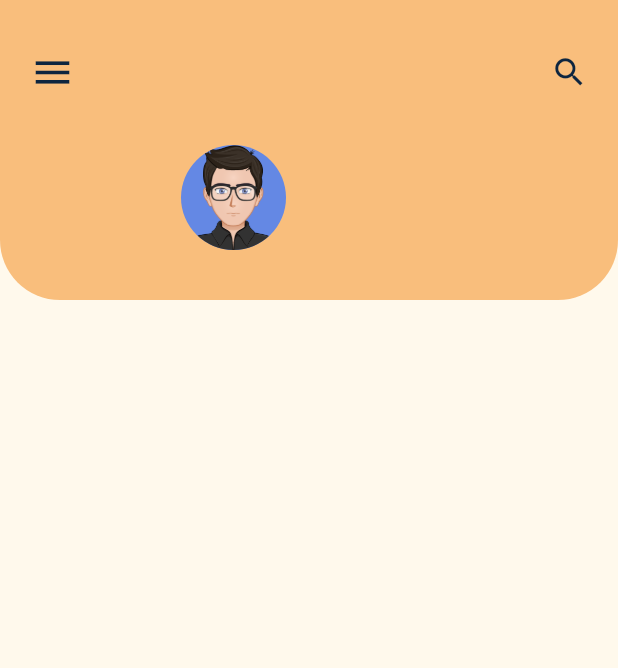
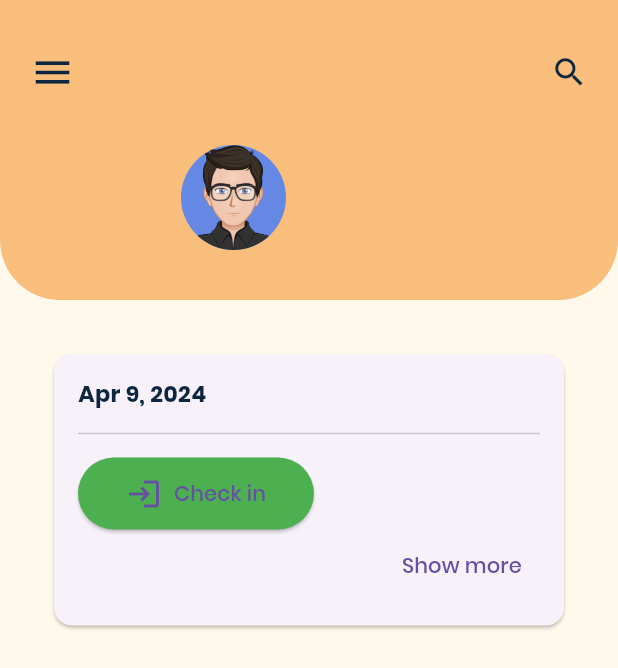
Before and after one commit to BehemothLtd/insight-app, a Flutter app: the HomePage screen opened by its route, on a phone screen of 412 x 824 dp. Shown: the top 668 px of the screen. Run offline on Flutter 3.47's test engine with Material 3 defaults, Android fonts, the phone set to English and light mode, and no system bars; our stand-ins replace flutter_dotenv, flutter_svg, get, gradient_borders; accounts and stored records are empty; network calls fail.

Commit message:
split widget home screen

```diff
--- a/lib/screens/home_page.dart
+++ b/lib/screens/home_page.dart
@@ -5,8 +5,10 @@ import 'package:get/get.dart';
 // Inner packages
 import 'package:insight_app/constanst.dart';
 import 'package:insight_app/controllers/auth_controller.dart';
+
 import 'package:insight_app/theme/colors/light_colors.dart';
-import 'package:insight_app/widgets/uis/top_container.dart';
+import 'package:insight_app/widgets/home/attendance_box.dart';
+import 'package:insight_app/widgets/home/top_container.dart';
 
 class HomePage extends StatelessWidget {
   const HomePage({super.key});
@@ -19,18 +21,6 @@ class HomePage extends StatelessWidget {
         fontSize: 20.0,
         fontWeight: FontWeight.w700,
         letterSpacing: 1.2,
-      ),
-    );
-  }
-
-  static CircleAvatar calendarIcon() {
-    return const CircleAvatar(
-      radius: 25.0,
-      backgroundColor: LightColors.kGreen,
-      child: Icon(
-        Icons.calendar_today,
-        size: 20.0,
-        color: Colors.white,
       ),
     );
   }
@@ -51,81 +41,11 @@ class HomePage extends StatelessWidget {
       body: SafeArea(
         child: Column(
           children: <Widget>[
-            TopContainer(
-              height: 200,
+            HomePageTopContainer(
               width: width,
-              child: Column(
-                mainAxisAlignment: MainAxisAlignment.spaceEvenly,
-                children: <Widget>[
-                  const Row(
-                    mainAxisAlignment: MainAxisAlignment.spaceBetween,
-                    children: <Widget>[
-                      Icon(Icons.menu,
-                          color: LightColors.kDarkBlue, size: 30.0),
-                      Icon(Icons.search,
-                          color: LightColors.kDarkBlue, size: 25.0),
-                    ],
-                  ),
-                  Padding(
-                    padding: const EdgeInsets.symmetric(
-                        horizontal: 0, vertical: 0.0),
-                    child: Row(
-                      crossAxisAlignment: CrossAxisAlignment.center,
-                      mainAxisAlignment: MainAxisAlignment.spaceEvenly,
-                      children: <Widget>[
-                        CircleAvatar(
-                          backgroundColor: LightColors.kBlue,
-                          radius: 35.0,
-                          child: ClipOval(
-                            child: FadeInImage.assetNetwork(
-                              placeholder:
-                                  'assets/images/placeholder-avatar.png', // Local asset placeholder
-                              image: currentUser?.avatarUrl ?? '',
-                              fit: BoxFit.cover,
-                              width: 70.0,
-                              height: 70.0,
-                              fadeInDuration: const Duration(milliseconds: 200),
-                              fadeOutDuration:
-                                  const Duration(milliseconds: 100),
-                              placeholderErrorBuilder:
-                                  (context, error, stackTrace) {
-                                return Image.asset('assets/images/avatar.png');
-                              },
-                              imageErrorBuilder: (context, error, stackTrace) {
-                                return Image.asset('assets/images/avatar.png');
-                              },
-                            ),
-                          ),
-                        ),
-                        Column(
-                          crossAxisAlignment: CrossAxisAlignment.center,
-                          children: <Widget>[
-                            Text(
-                              currentUser?.fullName ?? '',
-                              textAlign: TextAlign.start,
-                              style: const TextStyle(
-                                fontSize: 22.0,
-                                color: LightColors.kDarkBlue,
-                                fontWeight: FontWeight.w800,
-                              ),
-                            ),
-                            Text(
-                              currentUser?.email ?? '',
-                              textAlign: TextAlign.start,
-                              style: const TextStyle(
-                                fontSize: 16.0,
-                                color: Colors.black45,
-                                fontWeight: FontWeight.w400,
-                              ),
-                            ),
-                          ],
-                        )
-                      ],
-                    ),
-                  )
-                ],
-              ),
+              currentUser: currentUser,
             ),
+            const AttendanceBox(),
           ],
         ),
       ),
--- /dev/null
+++ b/lib/widgets/home/attendance_box.dart
@@ -0,0 +1,82 @@
+import 'package:flutter/material.dart';
+
+import 'package:intl/intl.dart';
+
+class AttendanceBox extends StatelessWidget {
+  const AttendanceBox({super.key});
+
+  @override
+  Widget build(BuildContext context) {
+    var width = MediaQuery.of(context).size.width;
+    final DateTime currentDate = DateTime.now();
+
+    String formattedDate = DateFormat('MMM d, yyyy').format(currentDate);
+
+    return Expanded(
+      child: Stack(
+        children: [
+          Positioned(
+            top: 20,
+            left: 0,
+            right: 0,
+            child: Container(
+              padding: const EdgeInsets.symmetric(horizontal: 20),
+              width: width,
+              child: Card(
+                margin: const EdgeInsets.all(16.0),
+                shape: RoundedRectangleBorder(
+                  borderRadius: BorderRadius.circular(12.0),
+                ),
+                child: Padding(
+                  padding: const EdgeInsets.symmetric(
+                    vertical: 16.0,
+                    horizontal: 16.0,
+                  ),
+                  child: Column(
+                    crossAxisAlignment: CrossAxisAlignment.start,
+                    children: [
+                      Text(
+                        formattedDate,
+                        style: const TextStyle(
+                          fontSize: 15,
+                          fontWeight: FontWeight.bold,
+                        ),
+                      ),
+                      const Divider(height: 32, thickness: 1),
+                      ElevatedButton.icon(
+                        onPressed: () {
+                          // Handle check-in action
+                        },
+                        icon: const Icon(Icons.login, size: 24),
+                        label: const Text("Check in"),
+                        style: ElevatedButton.styleFrom(
+                          backgroundColor: Colors.green,
+                          shape: const StadiumBorder(),
+                          padding: const EdgeInsets.symmetric(
+                            horizontal: 32,
+                            vertical: 12,
+                          ),
+                        ),
+                      ),
+                      Row(
+                        mainAxisAlignment: MainAxisAlignment.end,
+                        children: [
+                          TextButton(
+                            onPressed: () {
+                              // Handle "show more" action
+                            },
+                            child: Text('Show more'),
+                          ),
+                        ],
+                      ),
+                    ],
+                  ),
+                ),
+              ),
+            ),
+          ),
+        ],
+      ),
+    );
+  }
+}
--- /dev/null
+++ b/lib/widgets/home/top_container.dart
@@ -0,0 +1,101 @@
+import 'package:flutter/material.dart';
+
+import 'package:insight_app/widgets/uis/top_container.dart';
+import 'package:insight_app/models/user.dart';
+import 'package:insight_app/theme/colors/light_colors.dart';
+
+class HomePageTopContainer extends StatelessWidget {
+  const HomePageTopContainer({
+    super.key,
+    required this.width,
+    required this.currentUser,
+  });
+
+  final double width;
+  final User? currentUser;
+
+  @override
+  Widget build(BuildContext context) {
+    return TopContainer(
+      height: 200,
+      width: width,
+      child: Column(
+        mainAxisAlignment: MainAxisAlignment.spaceEvenly,
+        children: <Widget>[
+          const Row(
+            mainAxisAlignment: MainAxisAlignment.spaceBetween,
+            children: <Widget>[
+              Icon(
+                Icons.menu,
+                color: LightColors.kDarkBlue,
+                size: 30.0,
+              ),
+              Icon(
+                Icons.search,
+                color: LightColors.kDarkBlue,
+                size: 25.0,
+              ),
+            ],
+          ),
+          Padding(
+            padding: const EdgeInsets.symmetric(
+              horizontal: 0,
+              vertical: 0.0,
+            ),
+            child: Row(
+              crossAxisAlignment: CrossAxisAlignment.center,
+              mainAxisAlignment: MainAxisAlignment.spaceEvenly,
+              children: <Widget>[
+                CircleAvatar(
+                  backgroundColor: LightColors.kBlue,
+                  radius: 35.0,
+                  child: ClipOval(
+                    child: FadeInImage.assetNetwork(
+                      placeholder:
+                          'assets/images/placeholder-avatar.png', // Local asset placeholder
+                      image: currentUser?.avatarUrl ?? '',
+                      fit: BoxFit.cover,
+                      width: 70.0,
+                      height: 70.0,
+                      fadeInDuration: const Duration(milliseconds: 200),
+                      fadeOutDuration: const Duration(milliseconds: 100),
+                      placeholderErrorBuilder: (context, error, stackTrace) {
+                        return Image.asset('assets/images/avatar.png');
+                      },
+                      imageErrorBuilder: (context, error, stackTrace) {
+                        return Image.asset('assets/images/avatar.png');
+                      },
+                    ),
+                  ),
+                ),
+                Column(
+                  crossAxisAlignment: CrossAxisAlignment.center,
+                  children: <Widget>[
+                    Text(
+                      currentUser?.fullName ?? '',
+                      textAlign: TextAlign.start,
+                      style: const TextStyle(
+                        fontSize: 22.0,
+                        color: LightColors.kDarkBlue,
+                        fontWeight: FontWeight.w800,
+                      ),
+                    ),
+                    Text(
+                      currentUser?.email ?? '',
+                      textAlign: TextAlign.start,
+                      style: const TextStyle(
+                        fontSize: 16.0,
+                        color: Colors.black45,
+                        fontWeight: FontWeight.w400,
+                      ),
+                    ),
+                  ],
+                )
+              ],
+            ),
+          ),
+        ],
+      ),
+    );
+  }
+}
--- a/pubspec.yaml
+++ b/pubspec.yaml
@@ -40,6 +40,7 @@ dependencies:
   flutter_svg: ^2.0.10+1
   flutter_dotenv: ^5.1.0
   http: ^1.2.1
+  intl: ^0.19.0
 
 dev_dependencies:
   flutter_test:
```
Also changed, not shown: pubspec.lock.
